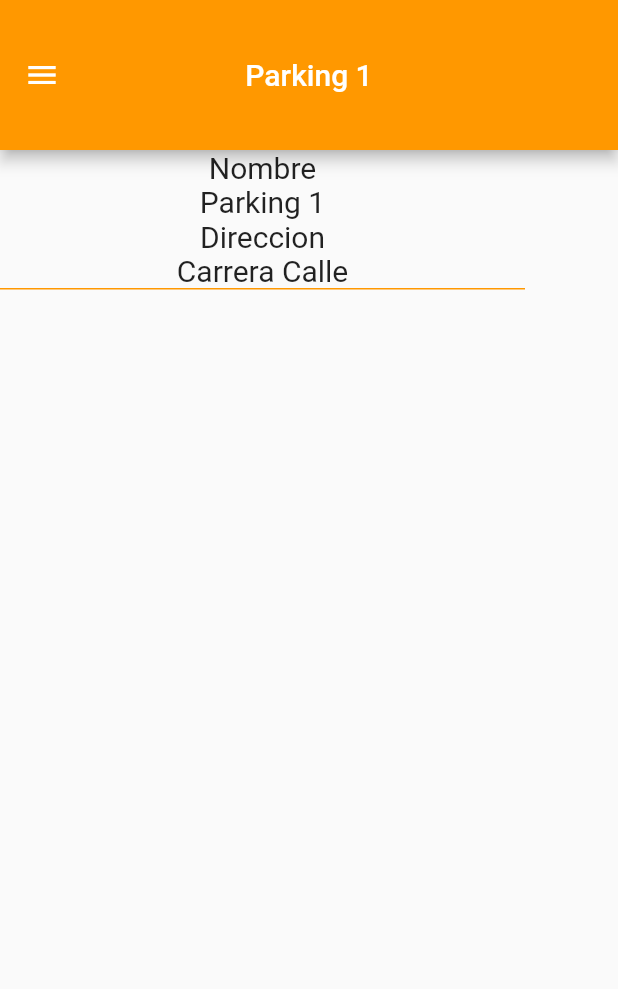
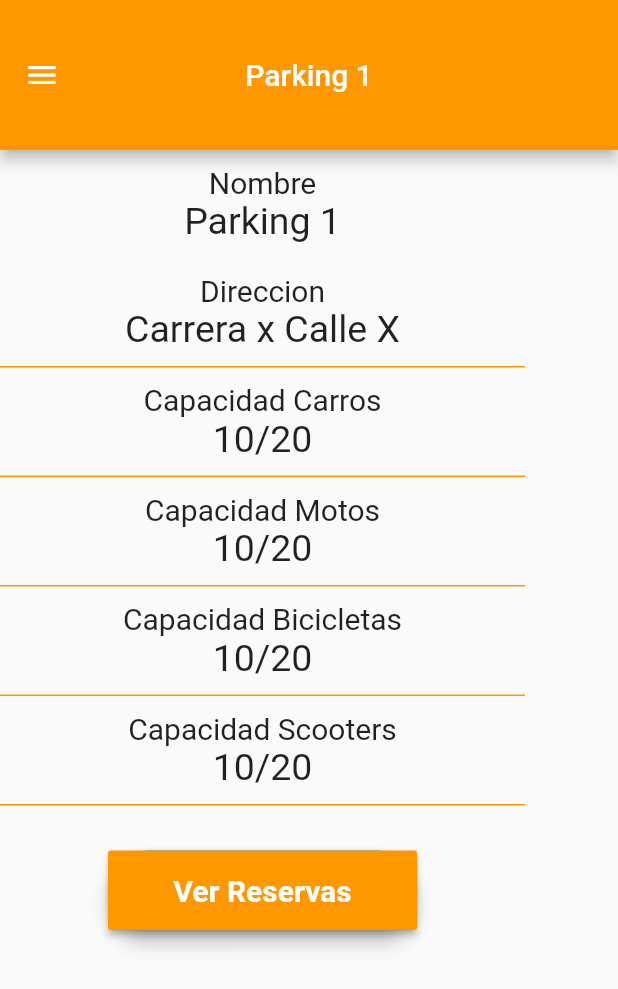
Before and after one commit to esteban-valero/FlashPark_Partner, a Flutter app: the CustomDetailParking screen opened directly, on a phone screen of 412 x 824 dp. Shown: the top 989 px of the screen. Run offline on Flutter 3.47's test engine with Material 2 defaults, Android fonts, the phone set to English and light mode, and no system bars; Roboto replaces fonts that are missing (Berlin Sans FB).

Commit message:
Parkings & Reservation Fixed

```diff
--- a/lib/Screens/ViewParkings.dart
+++ b/lib/Screens/ViewParkings.dart
@@ -38,7 +38,7 @@ class ViewParking extends StatelessWidget {
                   Navigator.push(
                     context,
                     MaterialPageRoute(
-                      builder: (context) => EditPerfil(),
+                      builder: (context) => CustomDetailParking(),
                     ),
                   );
                   // Update the state of the app
--- a/lib/common/customDetailParking.dart
+++ b/lib/common/customDetailParking.dart
@@ -1,6 +1,7 @@
 import 'package:flutter/material.dart';
 import 'package:hello_world_flutter/Screens/EditPerfil.dart';
 import 'package:hello_world_flutter/Screens/PayOut.dart';
+import 'package:hello_world_flutter/Screens/ViewReservatios.dart';
 import 'package:hello_world_flutter/utils/text_styles.dart';
 
 class CustomDetailParking extends StatelessWidget {
@@ -8,6 +9,27 @@ class CustomDetailParking extends StatelessWidget {
 
   @override
   Widget build(BuildContext context) {
+    final viewReservationButton = Material(
+      elevation: 5.0,
+      borderRadius: BorderRadius.circular(40.0),
+      color: Color(0xff01A0C7),
+      child: MaterialButton(
+        color: Colors.orange,
+        minWidth: MediaQuery.of(context).size.width / 2,
+        padding: EdgeInsets.fromLTRB(20.0, 15.0, 20.0, 15.0),
+        onPressed: () {
+          Navigator.push(
+            context,
+            MaterialPageRoute(builder: (context) => ViewReservatios()),
+          );
+        },
+        child: Text("Ver Reservas",
+            textAlign: TextAlign.center,
+            style: TextStyles.appPartnerTextStyle
+                .copyWith(color: Colors.white, fontWeight: FontWeight.bold)),
+      ),
+    );
+
     return Scaffold(
       appBar: AppBar(
         title: Text(
@@ -22,30 +44,146 @@ class CustomDetailParking extends StatelessWidget {
         child: Column(
           children: <Widget>[
             Container(
+              alignment: Alignment.center,
               width: 350,
               child: Column(
                 children: [
+                  SizedBox(
+                    height: 10,
+                  ),
                   Text(
                     "Nombre",
                     style: TextStyles.appPartnerTextStyle.copyWith(),
                   ),
                   Text(
                     "Parking 1",
-                    style: TextStyles.appPartnerTextStyle,
+                    style:
+                        TextStyles.appPartnerTextStyle.copyWith(fontSize: 25),
+                  ),
+                  SizedBox(
+                    height: 20,
                   ),
                   Text(
                     "Direccion",
                     style: TextStyles.appPartnerTextStyle,
                   ),
                   Text(
-                    "Carrera Calle",
-                    style: TextStyles.appPartnerTextStyle,
+                    "Carrera x Calle X",
+                    style:
+                        TextStyles.appPartnerTextStyle.copyWith(fontSize: 25),
+                  ),
+                  SizedBox(
+                    height: 10,
                   ),
                 ],
               ),
               decoration: BoxDecoration(
                   border: Border(bottom: BorderSide(color: Colors.orange))),
             ),
+            Container(
+              alignment: Alignment.center,
+              width: 350,
+              child: Column(
+                children: [
+                  SizedBox(
+                    height: 10,
+                  ),
+                  Text(
+                    "Capacidad Carros",
+                    style: TextStyles.appPartnerTextStyle.copyWith(),
+                  ),
+                  Text(
+                    "10/20",
+                    style:
+                        TextStyles.appPartnerTextStyle.copyWith(fontSize: 25),
+                  ),
+                  SizedBox(
+                    height: 10,
+                  ),
+                ],
+              ),
+              decoration: BoxDecoration(
+                  border: Border(bottom: BorderSide(color: Colors.orange))),
+            ),
+            Container(
+              alignment: Alignment.center,
+              width: 350,
+              child: Column(
+                children: [
+                  SizedBox(
+                    height: 10,
+                  ),
+                  Text(
+                    "Capacidad Motos",
+                    style: TextStyles.appPartnerTextStyle.copyWith(),
+                  ),
+                  Text(
+                    "10/20",
+                    style:
+                        TextStyles.appPartnerTextStyle.copyWith(fontSize: 25),
+                  ),
+                  SizedBox(
+                    height: 10,
+                  ),
+                ],
+              ),
+              decoration: BoxDecoration(
+                  border: Border(bottom: BorderSide(color: Colors.orange))),
+            ),
+            Container(
+              alignment: Alignment.center,
+              width: 350,
+              child: Column(
+                children: [
+                  SizedBox(
+                    height: 10,
+                  ),
+                  Text(
+                    "Capacidad Bicicletas",
+                    style: TextStyles.appPartnerTextStyle.copyWith(),
+                  ),
+                  Text(
+                    "10/20",
+                    style:
+                        TextStyles.appPartnerTextStyle.copyWith(fontSize: 25),
+                  ),
+                  SizedBox(
+                    height: 10,
+                  ),
+                ],
+              ),
+              decoration: BoxDecoration(
+                  border: Border(bottom: BorderSide(color: Colors.orange))),
+            ),
+            Container(
+              alignment: Alignment.center,
+              width: 350,
+              child: Column(
+                children: [
+                  SizedBox(
+                    height: 10,
+                  ),
+                  Text(
+                    "Capacidad Scooters",
+                    style: TextStyles.appPartnerTextStyle.copyWith(),
+                  ),
+                  Text(
+                    "10/20",
+                    style:
+                        TextStyles.appPartnerTextStyle.copyWith(fontSize: 25),
+                  ),
+                  SizedBox(
+                    height: 10,
+                  ),
+                ],
+              ),
+              decoration: BoxDecoration(
+                  border: Border(bottom: BorderSide(color: Colors.orange))),
+            ),
+            SizedBox(
+              height: 30,
+            ),
+            viewReservationButton
           ],
         ),
       ),
```
Also changed, not shown: lib/Screens/ViewReservatios.dart (added, +301 -0 lines).
